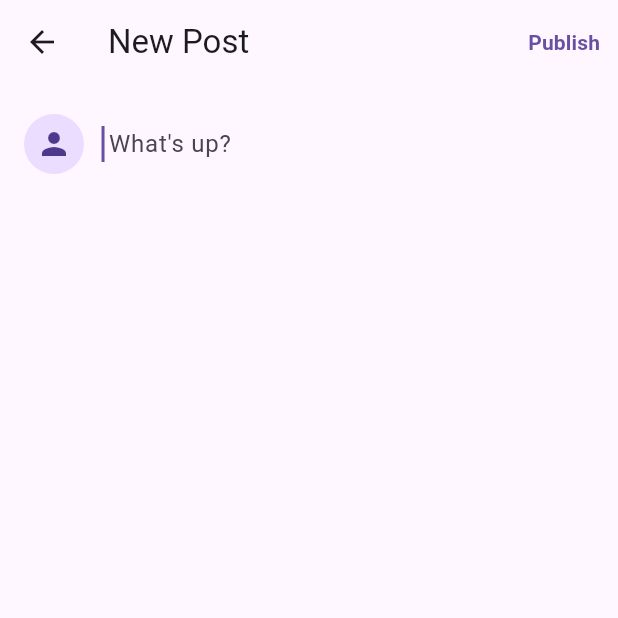
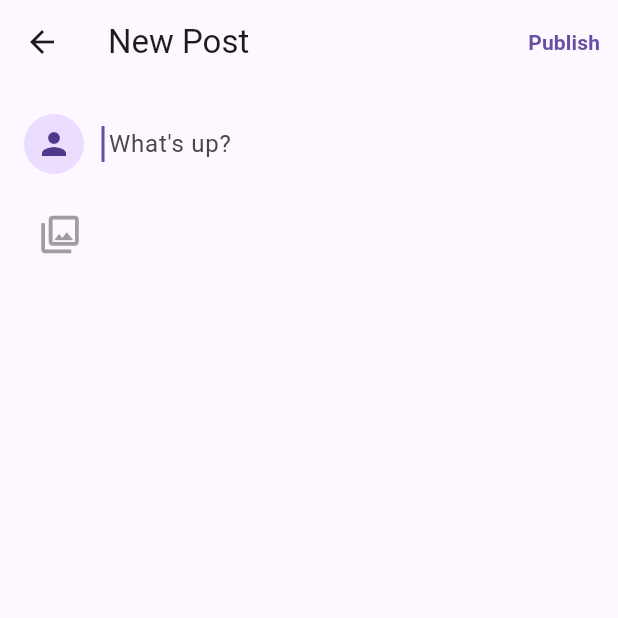
Before and after one commit to Ark3n/threads_clone_hw, a Flutter app: the screen it shows after launch, after a tap on the "edit" icon, on a phone screen of 412 x 824 dp, the top half of it. Run offline on Flutter 3.47's test engine with Material 3 defaults, Android fonts, the phone set to English and light mode, and no system bars; our stand-ins replace flutter_bloc, freezed_annotation, hive_ce, hive_ce_flutter, image_picker; accounts and stored records are empty.

Commit message:
created Create post cubit

```diff
--- a/lib/data/models/post_model.dart
+++ b/lib/data/models/post_model.dart
@@ -16,6 +16,7 @@ abstract class PostModel with _$PostModel {
     @HiveField(3) required String createdAt,
     @HiveField(4) required int likes,
     @HiveField(5) @Default(false) bool isLiked,
+    @HiveField(6) String? imageUrl,
   }) = _PostModel;
 
   factory PostModel.fromJson(Map<String, dynamic> json) =>
@@ -30,6 +31,7 @@ abstract class PostModel with _$PostModel {
       createdAt: post.createdAt,
       likes: post.likes,
       isLiked: post.isLiked,
+      imageUrl: post.imageUrl,
     );
   }
 
@@ -42,6 +44,7 @@ abstract class PostModel with _$PostModel {
       createdAt: createdAt,
       likes: likes,
       isLiked: isLiked,
+      imageUrl: imageUrl,
     );
   }
 }
--- a/lib/domain/entities/post.dart
+++ b/lib/domain/entities/post.dart
@@ -5,6 +5,7 @@ class Post {
   final String createdAt;
   final int likes;
   final bool isLiked;
+  final String? imageUrl;
 
   Post({
     required this.id,
@@ -13,9 +14,10 @@ class Post {
     required this.createdAt,
     required this.likes,
     this.isLiked = false,
+    this.imageUrl,
   });
 
-  Post copyWith({bool? isLiked, int? likes}) {
+  Post copyWith({bool? isLiked, int? likes, String? imageUrl}) {
     return Post(
       id: id,
       content: content,
@@ -23,6 +25,7 @@ class Post {
       createdAt: createdAt,
       likes: likes ?? this.likes,
       isLiked: isLiked ?? this.isLiked,
+      imageUrl: imageUrl ?? this.imageUrl,
     );
   }
 }
--- /dev/null
+++ b/lib/presentation/bloc/create_post/create_post_state.dart
@@ -0,0 +1,18 @@
+import 'package:freezed_annotation/freezed_annotation.dart';
+part 'create_post_state.freezed.dart';
+
+enum CreatePostStatus { initial, loading, success, failure }
+
+@freezed
+abstract class CreatePostState with _$CreatePostState {
+  const factory CreatePostState({
+    @Default(CreatePostStatus.initial) CreatePostStatus status,
+    @Default('') String content,
+    String? imageUrl,
+    String? errorMessage,
+  }) = _CreatePostState;
+  const CreatePostState._();
+
+  bool get canSubmit =>
+      content.trim().isNotEmpty && status != CreatePostStatus.loading;
+}
--- a/lib/presentation/screens/create_post_screen.dart
+++ b/lib/presentation/screens/create_post_screen.dart
@@ -1,7 +1,10 @@
+import 'dart:io';
+
 import 'package:flutter/material.dart';
 import 'package:flutter_bloc/flutter_bloc.dart';
+import 'package:threads_clone/presentation/bloc/create_post/create_post_cubit.dart';
+import 'package:threads_clone/presentation/bloc/create_post/create_post_state.dart';
 import 'package:threads_clone/presentation/bloc/feed_cubit.dart';
-import 'package:threads_clone/presentation/bloc/feed_state.dart';
 
 class CreatePostScreen extends StatefulWidget {
   const CreatePostScreen({super.key});
@@ -32,29 +35,47 @@ class _CreatePostScreenState extends State<CreatePostScreen> {
       appBar: AppBar(
         title: Text('New Post'),
         actions: [
-          BlocConsumer<FeedCubit, FeedState>(
-            listener: (context, state) {},
-            builder: (context, state) {
-              return TextButton(
+          BlocListener<CreatePostCubit, CreatePostState>(
+            listenWhen: (previous, current) =>
+                previous.status != current.status,
+            listener: (context, state) {
+              if (state.status == CreatePostStatus.success) {
+                context.read<FeedCubit>().loadFeed();
+                Navigator.pop(context);
+              }
+
+              if (state.status == CreatePostStatus.failure) {
+                ScaffoldMessenger.of(context).showSnackBar(
+                  SnackBar(
+                    content: Text(state.errorMessage ?? 'Something went Wrong'),
+                    backgroundColor: Colors.red,
+                  ),
+                );
+              }
+            },
+
+            child: TextButton(
               onPressed: () {
                 final text = _controller.text.trim();
                 if (text.isNotEmpty) {
-                    context.read<FeedCubit>().createPost(text);
-                    Navigator.pop(context);
+                  final post = context.read<CreatePostCubit>();
+                  post.contentChanged(text);
+                  post.submit();
                 }
               },
               child: Text(
                 'Publish',
                 style: TextStyle(fontWeight: FontWeight.bold),
               ),
-              );
-            },
+            ),
           ),
         ],
       ),
       body: Padding(
         padding: EdgeInsets.all(16),
-        child: Row(
+        child: Column(
+          children: [
+            Row(
               children: [
                 const CircleAvatar(radius: 20, child: Icon(Icons.person)),
                 SizedBox(width: 12),
@@ -68,6 +89,56 @@ class _CreatePostScreenState extends State<CreatePostScreen> {
                     ),
                   ),
                 ),
+                const SizedBox(width: 12),
+                BlocBuilder<CreatePostCubit, CreatePostState>(
+                  builder: (context, state) {
+                    if (state.imageUrl == null) return SizedBox.shrink();
+                    return Stack(
+                      children: [
+                        ClipRRect(
+                          borderRadius: BorderRadius.circular(12),
+                          child: Image.file(
+                            File(state.imageUrl!),
+                            width: 220,
+                            fit: BoxFit.cover,
+                          ),
+                        ),
+                        Positioned(
+                          top: 8,
+                          right: 8,
+                          child: GestureDetector(
+                            onTap: () =>
+                                context.read<CreatePostCubit>().removeImage(),
+                            child: Container(
+                              padding: EdgeInsets.all(4),
+                              decoration: BoxDecoration(
+                                color: Colors.grey.withAlpha(150),
+                                shape: BoxShape.circle,
+                              ),
+                              child: Icon(Icons.close),
+                            ),
+                          ),
+                        ),
+                      ],
+                    );
+                  },
+                ),
+              ],
+            ),
+            SizedBox(height: 12),
+            Row(
+              children: [
+                IconButton(
+                  onPressed: () =>
+                      context.read<CreatePostCubit>().pickFromGallery(),
+                  icon: Icon(
+                    Icons.collections_outlined,
+                    size: 30,
+                    color: Colors.grey,
+                  ),
+                ),
+              ],
+            ),
           ],
         ),
       ),
--- a/lib/presentation/screens/feed_screen.dart
+++ b/lib/presentation/screens/feed_screen.dart
@@ -1,5 +1,9 @@
 import 'package:flutter/material.dart';
 import 'package:flutter_bloc/flutter_bloc.dart';
+import 'package:image_picker/image_picker.dart';
+import 'package:threads_clone/data/datasources/local_post_data_source.dart';
+import 'package:threads_clone/data/repositories/post_repository_impl.dart';
+import 'package:threads_clone/presentation/bloc/create_post/create_post_cubit.dart';
 import 'package:threads_clone/presentation/bloc/feed_cubit.dart';
 import 'package:threads_clone/presentation/bloc/feed_state.dart';
 import 'package:threads_clone/presentation/screens/create_post_screen.dart';
@@ -19,9 +23,19 @@ class FeedScreen extends StatelessWidget {
         actions: [
           IconButton(
             onPressed: () {
+              // prepare
+              final repository = PostRepositoryImpl(LocalPostDataSource());
+              final imagePicker = ImagePicker();
               Navigator.push(
                 context,
-                MaterialPageRoute(builder: (_) => CreatePostScreen()),
+                MaterialPageRoute(
+                  // Provide CreatePostCubit to CreatePostScreen()
+                  builder: (_) => BlocProvider(
+                    create: (context) =>
+                        CreatePostCubit(repository, imagePicker),
+                    child: CreatePostScreen(),
+                  ),
+                ),
               );
             },
             icon: Icon(Icons.edit_outlined),
--- a/pubspec.yaml
+++ b/pubspec.yaml
@@ -20,6 +20,7 @@ dependencies:
   hive_ce_flutter: ^2.3.4
   freezed_annotation: ^3.1.0
   json_annotation: ^4.11.0
+  image_picker: ^1.2.1
 
 dev_dependencies:
   flutter_test:
```
Also changed, not shown: lib/presentation/bloc/create_post/create_post_cubit.dart (added, +61 -0 lines), lib/data/models/post_model.freezed.dart, lib/data/models/post_model.g.dart, lib/presentation/bloc/create_post/create_post_state.freezed.dart (added), pubspec.lock, 9 other files. Lines whose indentation alone changed are shown as unchanged.
